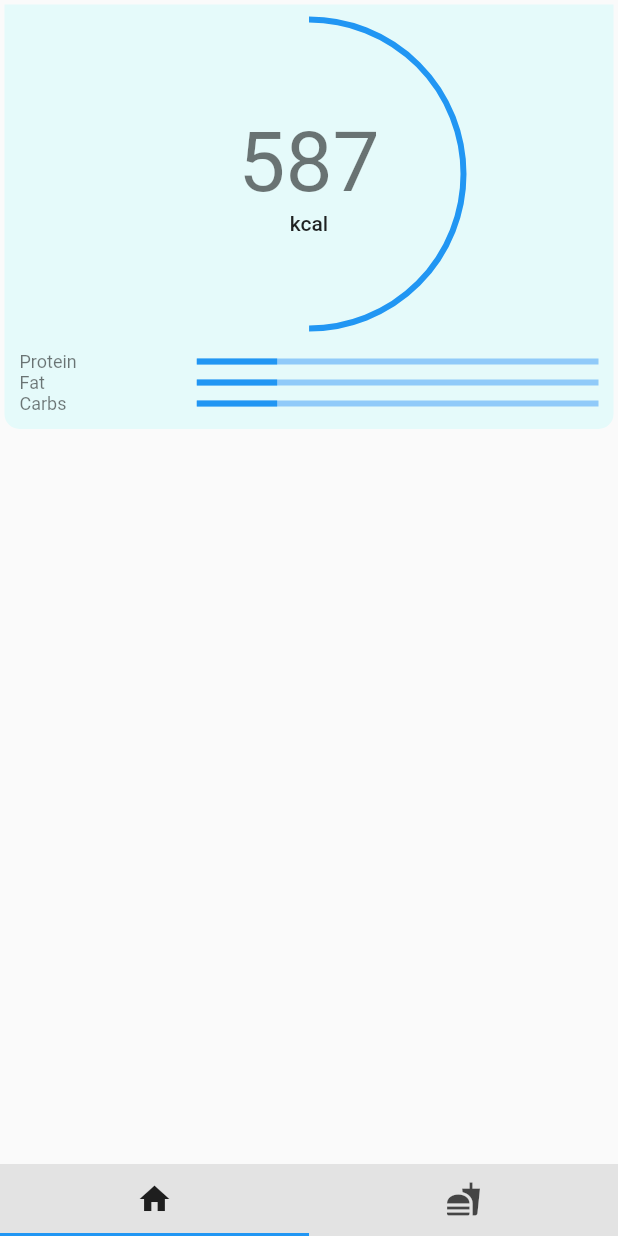
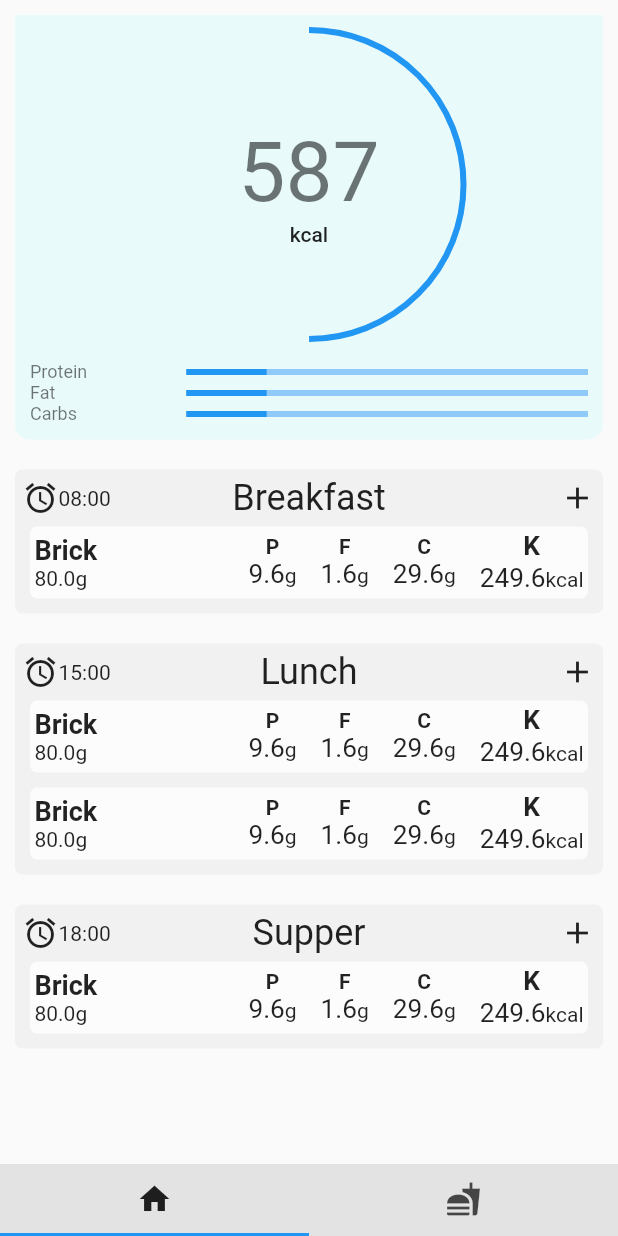
Before and after one commit to AKubax/Chlori, a Flutter app: the screen it shows after launch, on a phone screen of 412 x 824 dp. Run offline on Flutter 3.47's test engine with Material 2 defaults, Android fonts, the light colour scheme and no system bars.

Commit message:
home page UI prototype finished

```diff
--- /dev/null
+++ b/chlori/lib/Controllers/DataProvider.dart
@@ -0,0 +1,10 @@
+import 'package:chlori/Models/FoodIntake.dart';
+
+
+
+
+class DataProvider{
+
+  static Future<int> get foodIntakesCounter async => 3; //clearly, TODO
+  static Future<List<FoodIntake>> get foodIntakeList async => FoodIntake.dummyFoodIntakeList;
+}
--- /dev/null
+++ b/chlori/lib/Controllers/StorageManager.dart
@@ -0,0 +1,33 @@
+import 'dart:convert';
+import 'dart:io';
+
+import 'package:path_provider/path_provider.dart';
+
+const String foodsStorageFile = '/fstorage.json';
+
+//{
+//  'foods' : [
+//    {'id' : 0,
+//    'name' : 'Brick',
+//    'protein' :12,
+//    'fats' : 2,
+//    'carbs' : 37,
+//    'kcal' : 312,
+//    'deleted' : false}
+//  ]
+//}
+
+abstract class StorageManager{
+  static Future<List<Map<String, dynamic>>> get foodsList async{
+    String foodsStorageAsStr = await File((await getApplicationDocumentsDirectory()).path + foodsStorageFile)
+                                .readAsString();
+    Map<String, dynamic> foodsStorageJson = jsonDecode(foodsStorageAsStr);
+    return (foodsStorageJson['foods'] as List<Map<String, dynamic>>);
+  }
+
+  static Future<void> writeDummyFoodsListFile() async{
+    File((await getApplicationDocumentsDirectory()).path + foodsStorageFile).writeAsString(jsonEncode(
+      {'foods' : [{'id': 0, 'name': 'Brick', 'protein': 12, 'fats': 2, 'carbs': 37, 'kcal': 312, 'deleted': false}]}
+    ));
+  }
+}
--- a/chlori/lib/HomePageView.dart
+++ /dev/null
@@ -1,102 +0,0 @@
-import 'package:flutter/material.dart';
-
-import 'ViewsConfig.dart';
-
-class HomePageView extends StatefulWidget{
-
-  @override
-  State<StatefulWidget> createState() =>_HomePageViewState();
-}
-
-class _HomePageViewState extends State<HomePageView> with TickerProviderStateMixin{
-  AnimationController _appBarAnimationController;
-  Animation _appBarAnimationHeightTween;
-
-  ScrollController _bodyScrollController;
-  bool _justHandledOnScroll = false;
-
-
-  @override
-  void initState(){
-    super.initState();
-
-    _appBarAnimationController = AnimationController(vsync: this, duration: Duration(seconds: 0));
-
-    _appBarAnimationHeightTween = Tween(begin: 0.0, end: HomePageViewConfig.fullAppBarHeight)
-                                    .animate(_appBarAnimationController);
-
-    _bodyScrollController = ScrollController();
-  }
-
-  bool _onScroll(ScrollNotification event){
-    if(_justHandledOnScroll){
-      _justHandledOnScroll = false;
-      return false;
-    }
-
-    if(event.metrics.axis != Axis.vertical) return false;
-
-    _justHandledOnScroll = true;
-    _appBarAnimationController.animateTo((1 / 5) * event.metrics.pixels / HomePageViewConfig.fullAppBarHeight);
-    //_bodyScrollController.jumpTo(event.metrics.pixels);
-
-    return true;
-  }
-
-  @override
-  Widget build(BuildContext context) => NotificationListener<ScrollNotification>(
-    onNotification: _onScroll,
-    child: Scaffold(
-      appBar: PreferredSize(preferredSize: Size(double.infinity, 100), child: AnimatedBuilder(
-        animation: _appBarAnimationController,
-        builder: (context, child) => Container(
-          width: MediaQuery.of(context).size.width,
-          height: _appBarAnimationHeightTween.value,
-          child: Stack(alignment: Alignment.bottomCenter, children: [
-//            SafeArea(child: SizedBox(height: double.infinity, child: LinearProgressIndicator(value: 0.5),)),
-            SizedBox(height: double.infinity, child: LinearProgressIndicator(value: 0.5),),
-            SafeArea(child: Text('Chlori', style: Theme.of(context).textTheme.headline2,),),
-          ],),
-        )
-      )),
-
-      body: Container(
-        width: MediaQuery.of(context).size.width,
-        child: SingleChildScrollView(child: Column(crossAxisAlignment: CrossAxisAlignment.center, children: [
-          _daySummary(),
-        ]))
-      ),
-    )
-  );
-
-  Widget _daySummary() => Container(
-    decoration: BoxDecoration(
-      borderRadius: BorderRadius.only(bottomLeft: Radius.circular(10), bottomRight: Radius.circular(10)),
-      color: Colors.cyanAccent.withAlpha(24),
-    ),
-    margin: EdgeInsets.all(3),
-    padding: EdgeInsets.all(10),
-    child: Column(crossAxisAlignment: CrossAxisAlignment.center, children: [
-      Stack(alignment: Alignment.center, children: [
-        SizedBox(
-          width: MediaQuery.of(context).size.width / 2,
-          height: MediaQuery.of(context).size.width / 2,
-          child: CircularProgressIndicator(value: 0.5)
-        ),
-        Column(children: [
-          Text('587', style: Theme.of(context).textTheme.headline2),
-          Text('kcal', style: Theme.of(context).textTheme.bodyText1),
-        ]),
-      ]),
-      Padding(padding: EdgeInsets.all(7.5)),
-      _macronutrientRow('Protein'),
-      _macronutrientRow('Fat'),
-      _macronutrientRow('Carbs'),
-    ],),
-  );
-
-  Widget _macronutrientRow(String name) => Row(mainAxisAlignment: MainAxisAlignment.spaceBetween, children: [
-    Text(name, style: Theme.of(context).textTheme.caption),
-    SizedBox(width: MediaQuery.of(context).size.width * 0.65, child: LinearProgressIndicator(value: 0.2)),
-  ]);
-}
--- /dev/null
+++ b/chlori/lib/Models/FoodIntake.dart
@@ -0,0 +1,18 @@
+import 'package:chlori/Models/Meal.dart';
+import 'package:flutter/material.dart';
+
+
+
+class FoodIntake{
+  final String name;
+  final TimeOfDay time;
+  final List<Meal> meals;
+
+  const FoodIntake({this.name, this.time, this.meals});
+
+  static const List<FoodIntake> dummyFoodIntakeList = [
+    const FoodIntake(name: 'Breakfast', time: TimeOfDay(hour: 8, minute: 0), meals: [Meal.dummyMeal]),
+    const FoodIntake(name: 'Lunch', time: TimeOfDay(hour: 15, minute: 0), meals: [Meal.dummyMeal, Meal.dummyMeal]),
+    const FoodIntake(name: 'Supper', time: TimeOfDay(hour: 18, minute: 0), meals: [Meal.dummyMeal]),
+  ];
+}
--- /dev/null
+++ b/chlori/lib/Models/Meal.dart
@@ -0,0 +1,33 @@
+
+
+
+class Meal{
+  final Food product;
+  final double weight; //weight in grams
+
+  String get name => product.name;
+
+  double get protein => product.protein * weight / 100.0;
+  double get fats => product.fats * weight / 100.0;
+  double get carbs => product.carbs * weight / 100.0;
+
+  double get kcal => product.kcal * weight / 100.0;
+
+  const Meal({this.product, this.weight});
+
+
+  static const Meal dummyMeal = const Meal(product: Food.dummyFood, weight: 80);
+}
+
+class Food{
+  final String name;
+  final double protein;   //per 100g
+  final double fats;      //per 100g
+  final double carbs;     //per 100g
+  final double kcal;      //per 100g
+
+  const Food({this.name, this.protein, this.fats, this.carbs, this.kcal});
+
+
+  static const Food dummyFood = const Food(name: 'Brick', protein: 12, fats: 2, carbs: 37, kcal: 312);
+}
--- /dev/null
+++ b/chlori/lib/Views/HomePageView.dart
@@ -0,0 +1,220 @@
+import 'package:chlori/Controllers/DataProvider.dart';
+import 'package:chlori/Controllers/StorageManager.dart';
+import 'package:chlori/Models/FoodIntake.dart';
+import 'package:chlori/Models/Meal.dart';
+import 'package:flutter/material.dart';
+
+import 'ViewsConfig.dart';
+
+class HomePageView extends StatefulWidget{
+
+  @override
+  State<StatefulWidget> createState() =>_HomePageViewState();
+}
+
+class _HomePageViewState extends State<HomePageView> with TickerProviderStateMixin{
+  AnimationController _appBarAnimationController;
+  Animation _appBarAnimationHeightTween;
+
+  ScrollController _bodyScrollController;
+  bool _justHandledOnScroll = false;
+
+  List<FoodIntake> foodIntakeList;
+
+  @override
+  void initState(){
+    super.initState();
+
+    _appBarAnimationController = AnimationController(vsync: this, duration: Duration(seconds: 0));
+    _appBarAnimationHeightTween = Tween(begin: 0.0, end: HomePageViewConfig.fullAppBarHeight)
+                                    .animate(_appBarAnimationController);
+    _bodyScrollController = ScrollController();
+
+    DataProvider.foodIntakeList.then((value) => setState((){foodIntakeList = value;}));
+
+    StorageManager.writeDummyFoodsListFile();
+  }
+
+  bool _onScroll(ScrollNotification event){
+    if(_justHandledOnScroll){
+      _justHandledOnScroll = false;
+      return false;
+    }
+
+    if(event.metrics.axis != Axis.vertical) return false;
+
+    _justHandledOnScroll = true;
+    _appBarAnimationController.animateTo((1 / 5) * event.metrics.pixels / HomePageViewConfig.fullAppBarHeight);
+    //_bodyScrollController.jumpTo(event.metrics.pixels);
+
+    return true;
+  }
+
+  @override
+  Widget build(BuildContext context) => NotificationListener<ScrollNotification>(
+    onNotification: _onScroll,
+    child: Scaffold(
+      appBar: PreferredSize(preferredSize: Size(double.infinity, 100), child: AnimatedBuilder(
+        animation: _appBarAnimationController,
+        builder: (context, child) => Container(
+          width: MediaQuery.of(context).size.width,
+          height: _appBarAnimationHeightTween.value,
+          child: Stack(alignment: Alignment.bottomCenter, children: [
+//            SafeArea(child: SizedBox(height: double.infinity, child: LinearProgressIndicator(value: 0.5),)),
+            SizedBox(height: double.infinity, child: LinearProgressIndicator(value: 0.5),),
+            SafeArea(child: Text('Chlori', style: Theme.of(context).textTheme.headline2,),),
+          ],),
+        )
+      )),
+
+      body: Container(
+        width: MediaQuery.of(context).size.width,
+        child: SingleChildScrollView(child: Column(crossAxisAlignment: CrossAxisAlignment.center, children: [
+          _daySummary(),
+          Column(children: foodIntakeList == null? [] : foodIntakeList.map(
+                  (item) => _foodIntakeSummary(item.name, item.time, item.meals)
+          ).toList())
+        ]))
+      ),
+    )
+  );
+
+  Widget _daySummary() => Container(
+    decoration: BoxDecoration(
+      borderRadius: BorderRadius.only(bottomLeft: Radius.circular(10), bottomRight: Radius.circular(10)),
+      color: Colors.cyanAccent.withAlpha(20),
+    ),
+    margin: EdgeInsets.all(10),
+    padding: EdgeInsets.all(10),
+    child: Column(crossAxisAlignment: CrossAxisAlignment.center, children: [
+      Stack(alignment: Alignment.center, children: [
+        SizedBox(
+          width: MediaQuery.of(context).size.width / 2,
+          height: MediaQuery.of(context).size.width / 2,
+          child: CircularProgressIndicator(value: 0.5)
+        ),
+        Column(children: [
+          Text('587', style: Theme.of(context).textTheme.headline2),
+          Text('kcal', style: Theme.of(context).textTheme.bodyText1),
+        ]),
+      ]),
+      Padding(padding: EdgeInsets.all(7.5)),
+      _macronutrientRow('Protein'),
+      _macronutrientRow('Fat'),
+      _macronutrientRow('Carbs'),
+    ],),
+  );
+
+  Widget _macronutrientRow(String name) => Row(mainAxisAlignment: MainAxisAlignment.spaceBetween, children: [
+    Text(name, style: Theme.of(context).textTheme.caption),
+    SizedBox(width: MediaQuery.of(context).size.width * 0.65, child: LinearProgressIndicator(value: 0.2)),
+  ]);
+
+  Widget _foodIntakeSummary(String foodIntakeName, TimeOfDay time, List<Meal> meals) => Container(
+    margin: EdgeInsets.all(10),
+    padding: EdgeInsets.all(5),
+    decoration: BoxDecoration(
+      borderRadius: BorderRadius.all(Radius.circular(5)),
+      color: Colors.grey.withOpacity(0.1),
+    ),
+
+    child: Column(children: [
+      Row(mainAxisAlignment: MainAxisAlignment.spaceBetween, children: [
+        SizedBox(
+          width: MediaQuery.of(context).size.width * 0.3,
+          child: Row(children: [
+            Icon(Icons.alarm),
+            Text((time.hour < 10? '0' : '') + time.hour.toString() +
+                ':' +
+                (time.minute < 10? '0' : '') + time.minute.toString())
+          ]),
+        ),
+        Text(foodIntakeName, style: Theme.of(context).textTheme.headline5),
+        SizedBox(
+          width: MediaQuery.of(context).size.width * 0.3,
+          child: Row(mainAxisAlignment: MainAxisAlignment.end, children: [
+            Icon(Icons.add),
+          ],),
+        ),
+      ],),
+
+      Column(crossAxisAlignment: CrossAxisAlignment.center, children: meals.map((meal) => _mealMiniCard(meal)).toList())
+    ],)
+  );
+
+  Widget _mealMiniCard(Meal meal) => Container(
+    margin: EdgeInsets.all(5),
+    padding: EdgeInsets.all(3),
+    decoration: BoxDecoration(
+      borderRadius: BorderRadius.all(Radius.circular(5)),
+      color: Colors.white.withOpacity(0.8),
+    ),
+
+    child: Row(mainAxisAlignment: MainAxisAlignment.spaceBetween, children: [
+      SizedBox(
+        width: MediaQuery.of(context).size.width * 0.3,
+
+        child: Column(crossAxisAlignment: CrossAxisAlignment.start, children: [
+          Text(meal.name, style: TextStyle(fontWeight: FontWeight.bold, fontSize: 18),),
+          Text(meal.weight.toString() + 'g', style: TextStyle(fontSize: 14)),
+        ],),
+      ),
+
+      Row(children: [
+        _valueMicroColumn(
+          'P',
+          meal.protein,
+          'g',
+          HomePageViewConfig.macroLabelSize,
+          HomePageViewConfig.macroLabelSize * HomePageViewConfig.mealMiniCardValueMultipier
+        ),
+        VerticalDivider(),
+        _valueMicroColumn(
+          'F',
+          meal.fats,
+          'g',
+          HomePageViewConfig.macroLabelSize,
+          HomePageViewConfig.macroLabelSize * HomePageViewConfig.mealMiniCardValueMultipier
+        ),
+        VerticalDivider(),
+        _valueMicroColumn(
+          'C',
+          meal.carbs,
+          'g',
+          HomePageViewConfig.macroLabelSize,
+          HomePageViewConfig.macroLabelSize * HomePageViewConfig.mealMiniCardValueMultipier
+        ),
+        VerticalDivider(),
+        //VerticalDivider(),
+        _valueMicroColumn(
+          'K',
+          meal.kcal,
+          'kcal',
+          HomePageViewConfig.macroLabelSize * 1.25,
+          HomePageViewConfig.macroLabelSize * HomePageViewConfig.mealMiniCardValueMultipier
+        ),
+      ])
+    ],)
+  );
+
+  Widget _valueMicroColumn(String label, double value, String units, double labelSize, double valueSize) => Column(
+    mainAxisAlignment: MainAxisAlignment.spaceBetween,
+    children: [
+      Text(label, style: TextStyle(fontWeight: FontWeight.bold, fontSize: labelSize)),
+      Row(
+        mainAxisAlignment : MainAxisAlignment.spaceEvenly,
+        crossAxisAlignment: CrossAxisAlignment.baseline,
+        textBaseline: TextBaseline.alphabetic,
+        children: [
+          Text(
+              value.toString(),
+              style: TextStyle(
+                  fontSize: valueSize
+              )
+          ),
+          Text(units)
+        ],
+      )
+    ],
+  );
+}
--- a/chlori/lib/TheApp.dart
+++ b/chlori/lib/Views/TheApp.dart
@@ -1,5 +1,5 @@
-import 'package:chlori/HomePageView.dart';
 import 'package:flutter/material.dart';
+import 'HomePageView.dart';
 
 
 class TheApp extends StatefulWidget{
--- /dev/null
+++ b/chlori/lib/Views/ViewsConfig.dart
@@ -0,0 +1,7 @@
+abstract class HomePageViewConfig{
+  static const double fullAppBarHeight = 82;
+
+
+  static const double macroLabelSize = 14;
+  static const double mealMiniCardValueMultipier = 1.25;
+}
--- a/chlori/lib/ViewsConfig.dart
+++ /dev/null
@@ -1,4 +0,0 @@
-abstract class HomePageViewConfig{
-  static const double fullAppBarHeight = 82;
-
-}
--- a/chlori/lib/main.dart
+++ b/chlori/lib/main.dart
@@ -1,5 +1,5 @@
-import 'package:chlori/TheApp.dart';
 import 'package:flutter/material.dart';
+import 'Views/TheApp.dart';
 
 void main() {
   runApp(MaterialApp(
--- a/chlori/pubspec.yaml
+++ b/chlori/pubspec.yaml
@@ -28,6 +28,7 @@ dependencies:
   # The following adds the Cupertino Icons font to your application.
   # Use with the CupertinoIcons class for iOS style icons.
   cupertino_icons: ^0.1.3
+  path_provider: ^1.6.11
 
 dev_dependencies:
   flutter_test:
```
Also changed, not shown: chlori/pubspec.lock.
